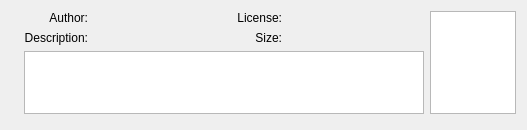
Before: the Qt Designer form src/gui/addonWidget.ui in Stellarium/stellarium, drawn with Qt 5.
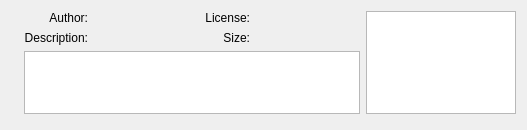
After: the same form once the commit is applied.

Diff of the .ui file:
```diff
--- a/src/gui/addonWidget.ui
+++ b/src/gui/addonWidget.ui
@@ -72,6 +72,12 @@
    </item>
    <item row="1" column="4">
     <widget class="QLabel" name="txtSize">
+     <property name="sizePolicy">
+      <sizepolicy hsizetype="MinimumExpanding" vsizetype="MinimumExpanding">
+       <horstretch>0</horstretch>
+       <verstretch>0</verstretch>
+      </sizepolicy>
+     </property>
      <property name="text">
       <string/>
      </property>
@@ -110,7 +116,7 @@
    <item row="0" column="4">
     <widget class="QLabel" name="txtLicense">
      <property name="sizePolicy">
-      <sizepolicy hsizetype="Preferred" vsizetype="MinimumExpanding">
+      <sizepolicy hsizetype="MinimumExpanding" vsizetype="MinimumExpanding">
        <horstretch>0</horstretch>
        <verstretch>0</verstretch>
       </sizepolicy>
@@ -126,7 +132,7 @@
    <item row="0" column="2">
     <widget class="QLabel" name="txtAuthor">
      <property name="sizePolicy">
-      <sizepolicy hsizetype="Preferred" vsizetype="MinimumExpanding">
+      <sizepolicy hsizetype="MinimumExpanding" vsizetype="MinimumExpanding">
        <horstretch>0</horstretch>
        <verstretch>0</verstretch>
       </sizepolicy>
@@ -155,11 +161,17 @@
    <item row="0" column="5" rowspan="3">
     <widget class="QListWidget" name="listWidget">
      <property name="sizePolicy">
-      <sizepolicy hsizetype="MinimumExpanding" vsizetype="Expanding">
+      <sizepolicy hsizetype="MinimumExpanding" vsizetype="MinimumExpanding">
        <horstretch>0</horstretch>
        <verstretch>0</verstretch>
       </sizepolicy>
      </property>
+     <property name="minimumSize">
+      <size>
+       <width>150</width>
+       <height>0</height>
+      </size>
+     </property>
      <property name="focusPolicy">
       <enum>Qt::NoFocus</enum>
      </property>
```
